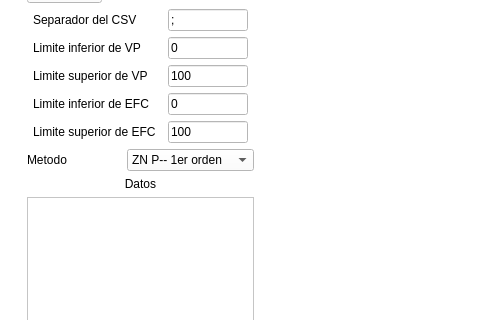
ezalorpro/LaboratorioDeControl, file Main aplication/VentanaPrincipal.ui: the form before one commit; both pictures show x 0 to 480 and y 174 to 494 of the 1426 by 695 pixel window.
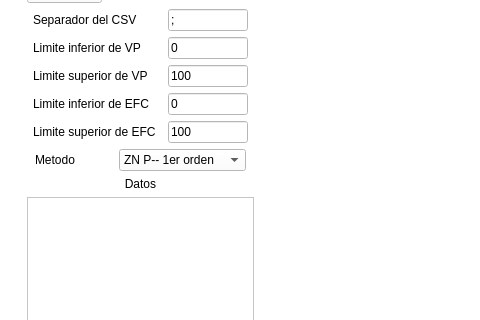
The form after the commit. The open tabs and pages were chosen to show the change. Icons and pictures are not drawn. Custom widgets are drawn as their Qt base class.

Patch:
```diff
--- a/Main aplication/VentanaPrincipal.ui
+++ b/Main aplication/VentanaPrincipal.ui
@@ -2180,8 +2180,20 @@
               </item>
               <item row="4" column="0">
                <layout class="QHBoxLayout" name="horizontalLayout_49">
+                <property name="leftMargin">
+                 <number>8</number>
+                </property>
+                <property name="rightMargin">
+                 <number>8</number>
+                </property>
                 <item>
                  <widget class="QLabel" name="ssMetodoLabel2_2">
+                  <property name="sizePolicy">
+                   <sizepolicy hsizetype="Preferred" vsizetype="Fixed">
+                    <horstretch>0</horstretch>
+                    <verstretch>0</verstretch>
+                   </sizepolicy>
+                  </property>
                   <property name="text">
                    <string>Metodo</string>
                   </property>
@@ -2192,6 +2204,12 @@
                   <property name="enabled">
                    <bool>true</bool>
                   </property>
+                  <property name="sizePolicy">
+                   <sizepolicy hsizetype="Preferred" vsizetype="Fixed">
+                    <horstretch>0</horstretch>
+                    <verstretch>0</verstretch>
+                   </sizepolicy>
+                  </property>
                   <item>
                    <property name="text">
                     <string>ZN P-- 1er orden</string>
```
Left out of the diff: 8 changed lines with no effect on the pictures.
